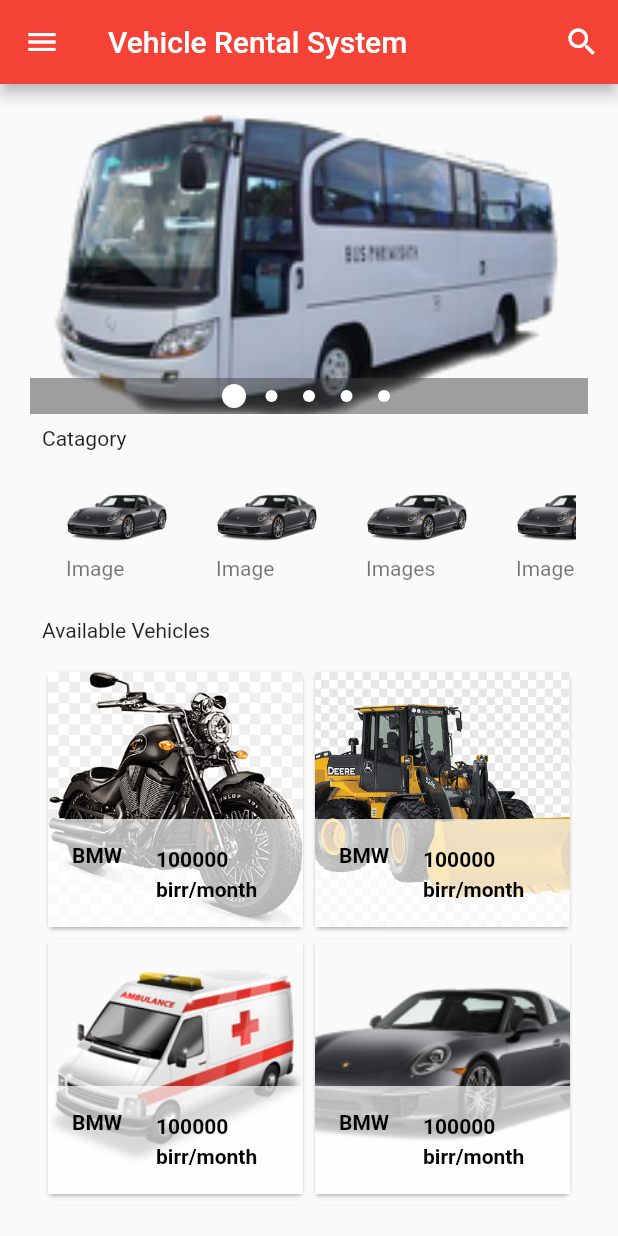
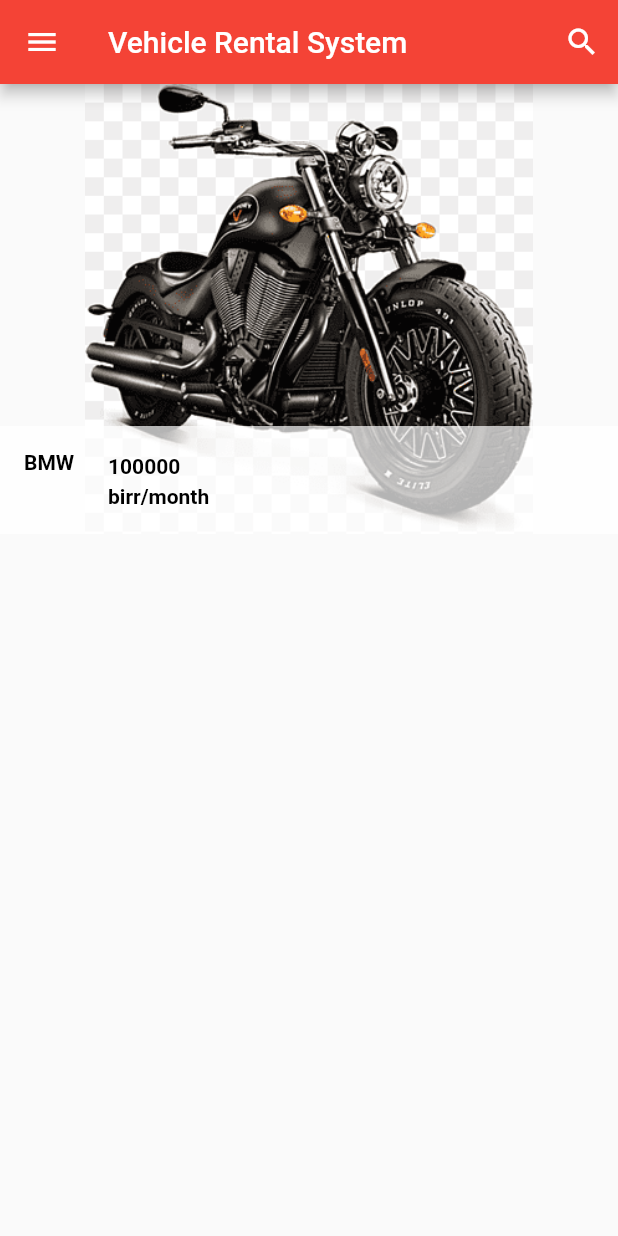
Before and after one commit to EYUAB/VEHICLE_RENTAL_SYSTEM, a Flutter app: the screen it shows after launch, after a tap on "BMW", on a phone screen of 412 x 824 dp. Run offline on Flutter 3.47's test engine with Material 2 defaults, Android fonts, the phone set to English and light mode, and no system bars; drawn by our look-alikes of carousel_pro.

Commit message:
accepting vehicle price, name from vehicle_list page

```diff
--- a/lib/Components/vehicle_lists.dart
+++ b/lib/Components/vehicle_lists.dart
@@ -1,6 +1,7 @@
 import 'package:flutter/material.dart';
 import 'package:flutter/src/widgets/framework.dart';
 import 'package:flutter/src/widgets/placeholder.dart';
+import 'package:vehicle_rental_system/vehicle_detail.dart';
 
 class AvailableVehicleLists extends StatefulWidget {
   const AvailableVehicleLists({super.key});
@@ -140,9 +141,11 @@ this.vehicleCurrency,
   Widget build(BuildContext context) {
     return Container(
       child: Card(
-        child: Hero(tag: vehicleName, child: Material(
+        child: Material(
   child: InkWell(
-    onTap: (){},
+    onTap: (){
+      Navigator.of(context).push(MaterialPageRoute(builder: (context)=>VehicleDetail(vehicleDetailName: vehicleName,vehicleDetailPrice: vehiclePrice,vehicleDetailCurrency: vehicleCurrency,vehicleDetailPicture: vehiclePicture,),),);
+    },
     child: GridTile(
       footer: Container(
         color: Colors.white70,
@@ -159,7 +162,6 @@ this.vehicleCurrency,
       ),
   ),
         ),
-        ),
       ),
         );
   }
--- /dev/null
+++ b/lib/vehicle_detail.dart
@@ -0,0 +1,117 @@
+import 'package:flutter/material.dart';
+
+class VehicleDetail extends StatefulWidget {
+  final vehicleDetailName;
+  final vehicleDetailPrice;
+  final vehicleDetailPicture;
+  final vehicleDetailCurrency;
+  const VehicleDetail({
+    this.vehicleDetailName,
+    this.vehicleDetailPrice,
+    this.vehicleDetailPicture,
+    this.vehicleDetailCurrency
+  });
+
+  @override
+  State<VehicleDetail> createState() => _VehicleDetailState();
+}
+
+class _VehicleDetailState extends State<VehicleDetail> {
+  @override
+  Widget build(BuildContext context) {
+    return MaterialApp(
+      home: Scaffold(
+        appBar: AppBar(
+          backgroundColor: Colors.red,
+          title: Text('Vehicle Rental System'),
+          actions: [
+            IconButton(onPressed: null, icon: Icon(Icons.search,color: Colors.white,),),
+          ],
+        ),
+        drawer: Drawer(
+          child: ListView(
+            children: [
+              UserAccountsDrawerHeader(accountName: Text('Jermi'), accountEmail: Text('Jermi01@gmail.com'),
+              currentAccountPicture: GestureDetector(child:
+              CircleAvatar(
+                child: Icon(Icons.person),
+              ),
+              ),
+              ),
+              InkWell(
+                onTap: () {},
+                child: ListTile(
+                leading: Icon(Icons.home),
+                title: Text('Home Page'),
+                ),
+              ),
+               InkWell(
+                onTap: () {},
+                child: ListTile(
+                leading: Icon(Icons.home),
+                title: Text('Home Page'),
+                ),
+              ),
+               InkWell(
+                onTap: () {},
+                child: ListTile(
+                leading: Icon(Icons.home),
+                title: Text('Home Page'),
+                ),
+              ),
+               InkWell(
+                onTap: () {},
+                child: ListTile(
+                leading: Icon(Icons.home),
+                title: Text('Home Page'),
+                ),
+              ),
+               InkWell(
+                onTap: () {},
+                child: ListTile(
+                leading: Icon(Icons.home),
+                title: Text('Home Page'),
+                ),
+              ),
+              Divider(
+                thickness: 0.5,
+              ),
+              InkWell(
+                onTap: () {},
+                child: ListTile(
+                leading: Icon(Icons.settings,color: Colors.blue,),
+                title: Text('setting'),
+                ),
+              ),
+              InkWell(
+                onTap: () {},
+                child: ListTile(
+                leading: Icon(Icons.help,color: Colors.amber,),
+                title: Text('about'),
+                ),
+              ),
+
+            ],
+          ),
+        ),
+     body: ListView(
+      children: [
+        Container(
+          height: 300,
+          child: GridTile(
+            footer: Container(
+              color: Colors.white70,
+              child: ListTile(
+                leading: Text(widget.vehicleDetailName,style: TextStyle(fontSize: 14,fontWeight: FontWeight.bold,color: Colors.black),),
+                title: Text("${widget.vehicleDetailPrice}",style: TextStyle(fontSize: 14,fontWeight: FontWeight.bold,color: Colors.black),),
+                subtitle: Text(widget.vehicleDetailCurrency,style: TextStyle(fontSize: 14,fontWeight: FontWeight.bold,color: Colors.black),),
+              ),
+            ),
+            child: Image.asset(widget.vehicleDetailPicture,)),
+        ),
+      ],
+     ),
+      ),
+    );
+  }
+}
```
